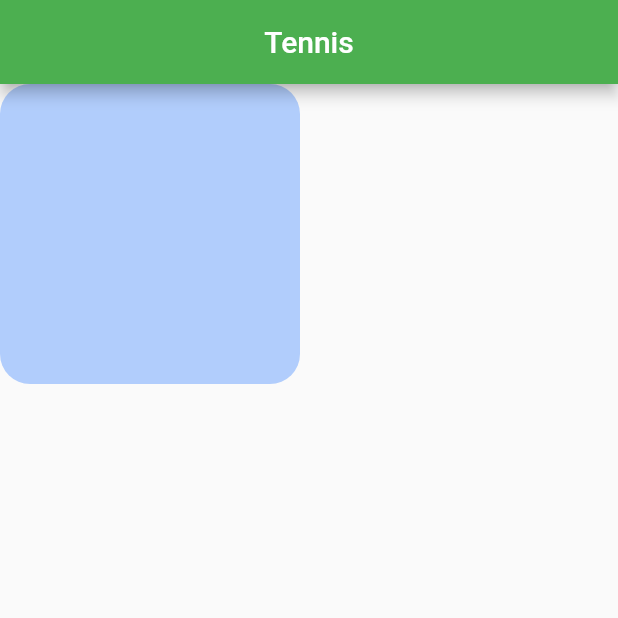
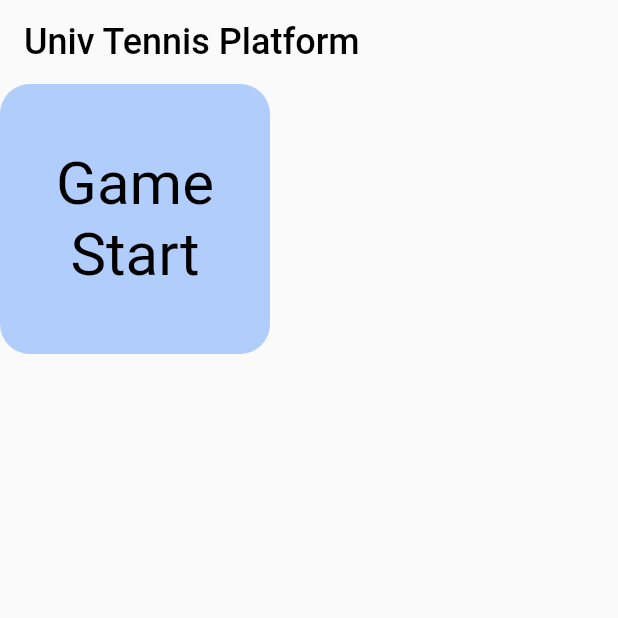
Before and after one commit to mosiccan/tennis_score_app, a Flutter app: the screen it shows after launch, on a phone screen of 412 x 824 dp, the top half of it. Run offline on Flutter 3.47's test engine with Material 2 defaults, Android fonts, the phone set to English and light mode, and no system bars.

Commit message:
feat: appBar 디자인 변경
투명색, 검은 글씨, 왼쪽 정렬

```diff
--- a/lib/main.dart
+++ b/lib/main.dart
@@ -32,8 +32,17 @@ class _MyHomePageState extends State<MyHomePage> {
   Widget build(BuildContext context) {
     return Scaffold(
       appBar: AppBar(
-        centerTitle: true,
-        title: Text("Tennis"),
+        centerTitle: false,
+        title: Text("Univ Tennis Platform",
+          style:
+          TextStyle(
+            color: Colors.black,
+            fontSize: 24,
+          ),
+        ),
+        backgroundColor: Colors.transparent,
+        elevation: 0.0,
+
       ),
       body: Column(
         children: [
@@ -41,8 +50,16 @@ class _MyHomePageState extends State<MyHomePage> {
             child: ClipRRect(
               borderRadius: BorderRadius.circular(20),
               child: Container(
-                width: 200,
-                height: 200,
+                alignment: Alignment.center,
+                child: Text( "Game Start",
+                  style: TextStyle(
+                    color: Colors.black,
+                    fontSize: 40,
+                  ),
+                  textAlign: TextAlign.center,
+                ),
+                width: 180,
+                height: 180,
                 color: Colors.blueAccent.withOpacity(0.4),
               ),
             ),
```
Also changed, not shown: lib/socreboard/korean_standard_nodeuce.dart (+12 -2 lines).
